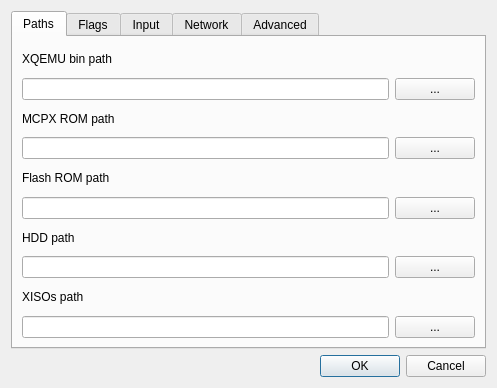
dracc/YAXF, file config.ui: the form before one commit.
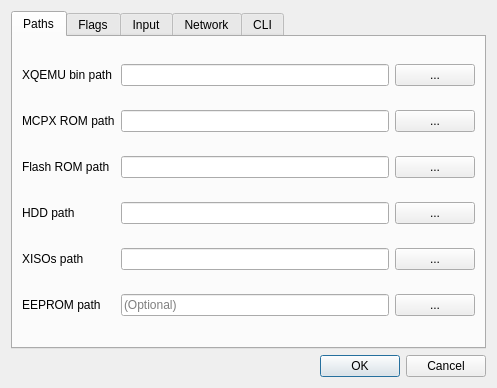
The form after the commit. The open tabs and pages were chosen to show the change.

Commit message: config: Add eeprom path argument

```diff
--- a/config.ui
+++ b/config.ui
@@ -34,41 +34,21 @@
        <string>Paths</string>
       </attribute>
       <layout class="QGridLayout" name="gridLayout">
-       <item row="7" column="0">
-        <widget class="QLineEdit" name="flash_input_box"/>
-       </item>
-       <item row="7" column="1">
-        <widget class="QPushButton" name="flash_browse_button">
-         <property name="text">
-          <string>...</string>
-         </property>
-        </widget>
-       </item>
        <item row="9" column="0">
-        <widget class="QLineEdit" name="hdd_input_box"/>
-       </item>
-       <item row="9" column="1">
-        <widget class="QPushButton" name="hdd_browse_button">
+        <widget class="QLabel" name="hdd_label">
          <property name="text">
-          <string>...</string>
+          <string>HDD path</string>
          </property>
         </widget>
        </item>
-       <item row="11" column="0">
-        <widget class="QLineEdit" name="xiso_input_box">
+       <item row="4" column="0">
+        <widget class="QLabel" name="mcpx_label">
          <property name="text">
-          <string/>
+          <string>MCPX ROM path</string>
          </property>
         </widget>
        </item>
-       <item row="6" column="0">
-        <widget class="QLabel" name="flash_label">
-         <property name="text">
-          <string>Flash ROM path</string>
-         </property>
-        </widget>
-       </item>
-       <item row="1" column="1">
+       <item row="0" column="2">
         <widget class="QPushButton" name="bin_browse_button">
          <property name="toolTip">
           <string>Browse for XQEMU bin</string>
@@ -78,38 +58,27 @@
          </property>
         </widget>
        </item>
-       <item row="1" column="0">
-        <widget class="QLineEdit" name="bin_input_box">
+       <item row="4" column="1">
+        <widget class="QLineEdit" name="mcpx_input_box"/>
+       </item>
+       <item row="4" column="2">
+        <widget class="QPushButton" name="mcpx_browse_button">
          <property name="text">
-          <string/>
+          <string>...</string>
          </property>
         </widget>
        </item>
-       <item row="10" column="0">
+       <item row="11" column="0">
         <widget class="QLabel" name="xiso_label">
          <property name="text">
           <string>XISOs path</string>
          </property>
         </widget>
        </item>
-       <item row="3" column="0">
-        <widget class="QLabel" name="mcpx_label">
+       <item row="7" column="0">
+        <widget class="QLabel" name="flash_label">
          <property name="text">
-          <string>MCPX ROM path</string>
-         </property>
-        </widget>
-       </item>
-       <item row="8" column="0">
-        <widget class="QLabel" name="hdd_label">
-         <property name="text">
-          <string>HDD path</string>
-         </property>
-        </widget>
-       </item>
-       <item row="11" column="1">
-        <widget class="QPushButton" name="xiso_browse_button">
-         <property name="text">
-          <string>...</string>
+          <string>Flash ROM path</string>
          </property>
         </widget>
        </item>
@@ -120,11 +89,63 @@
          </property>
         </widget>
        </item>
-       <item row="4" column="0">
-        <widget class="QLineEdit" name="mcpx_input_box"/>
+       <item row="0" column="1">
+        <widget class="QLineEdit" name="bin_input_box">
+         <property name="text">
+          <string/>
+         </property>
+        </widget>
        </item>
-       <item row="4" column="1">
-        <widget class="QPushButton" name="mcpx_browse_button">
+       <item row="7" column="1">
+        <widget class="QLineEdit" name="flash_input_box"/>
+       </item>
+       <item row="7" column="2">
+        <widget class="QPushButton" name="flash_browse_button">
+         <property name="text">
+          <string>...</string>
+         </property>
+        </widget>
+       </item>
+       <item row="9" column="1">
+        <widget class="QLineEdit" name="hdd_input_box"/>
+       </item>
+       <item row="9" column="2">
+        <widget class="QPushButton" name="hdd_browse_button">
+         <property name="text">
+          <string>...</string>
+         </property>
+        </widget>
+       </item>
+       <item row="11" column="1">
+        <widget class="QLineEdit" name="xiso_input_box">
+         <property name="text">
+          <string/>
+         </property>
+        </widget>
+       </item>
+       <item row="11" column="2">
+        <widget class="QPushButton" name="xiso_browse_button">
+         <property name="text">
+          <string>...</string>
+         </property>
+        </widget>
+       </item>
+       <item row="12" column="0">
+        <widget class="QLabel" name="eeprom_label">
+         <property name="text">
+          <string>EEPROM path</string>
+         </property>
+        </widget>
+       </item>
+       <item row="12" column="1">
+        <widget class="QLineEdit" name="eeprom_input_box">
+         <property name="placeholderText">
+          <string>(Optional)</string>
+         </property>
+        </widget>
+       </item>
+       <item row="12" column="2">
+        <widget class="QPushButton" name="eeprom_browse_button">
          <property name="text">
           <string>...</string>
          </property>
@@ -421,7 +442,7 @@
      </widget>
      <widget class="QWidget" name="tab_5">
       <attribute name="title">
-       <string>Advanced</string>
+       <string>CLI</string>
       </attribute>
       <layout class="QVBoxLayout" name="verticalLayout">
        <item>
```
Left out of the diff: 4 changed lines with no effect on the pictures. The commit also changes 4 other files.
